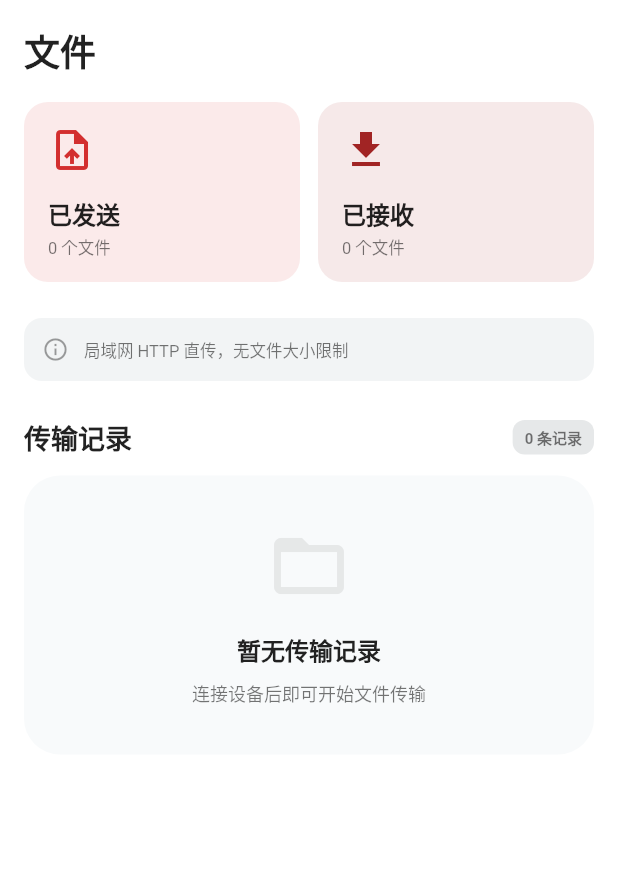
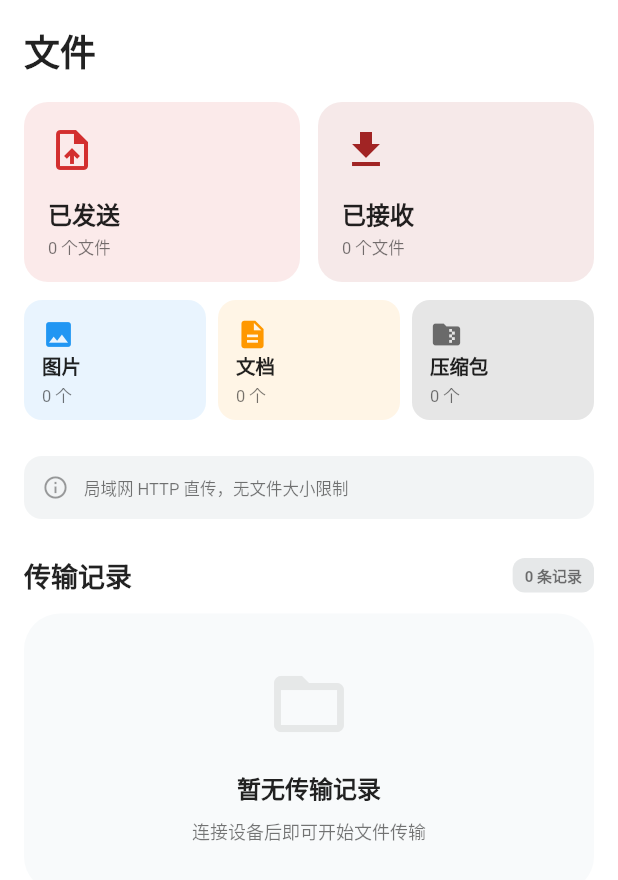
Before and after one commit to WeiErLiTeo/DuoShare, a Flutter app: the FilesPage screen opened directly, on a phone screen of 412 x 824 dp. Shown: the top 880 px of the screen. Run offline on Flutter 3.47's test engine with Material 3 defaults, Android fonts, the phone set to English and light mode, and no system bars; our stand-ins replace file_picker; missing offline and left inert: nsd; Roboto replaces fonts that are missing (Manrope).

```diff
--- a/lib/pages/files_page.dart
+++ b/lib/pages/files_page.dart
@@ -28,7 +28,7 @@ class FilesPage extends StatelessWidget {
           ),
           const SizedBox(height: 16),
 
-          // Category Grid
+          // 统计卡片
           Row(
             children: [
               Expanded(
@@ -48,6 +48,43 @@ class FilesPage extends StatelessWidget {
                   subtitle: '${fileRecords.where((f) => f.senderName != connection.localName).length} 个文件',
                   color: const Color(0xFFa12424),
                   height: 120,
+                ),
+              ),
+            ],
+          ),
+          const SizedBox(height: 12),
+          Row(
+            children: [
+              Expanded(
+                child: _buildCategoryCard(
+                  icon: Icons.image,
+                  title: '图片',
+                  subtitle: '${_countByType(fileRecords, _imageExts)} 个',
+                  color: Colors.blue,
+                  height: 80,
+                  isMinimal: true,
+                ),
+              ),
+              const SizedBox(width: 8),
+              Expanded(
+                child: _buildCategoryCard(
+                  icon: Icons.description,
+                  title: '文档',
+                  subtitle: '${_countByType(fileRecords, _docExts)} 个',
+                  color: Colors.orange,
+                  height: 80,
+                  isMinimal: true,
+                ),
+              ),
+              const SizedBox(width: 8),
+              Expanded(
+                child: _buildCategoryCard(
+                  icon: Icons.folder_zip,
+                  title: '压缩包',
+                  subtitle: '${_countByType(fileRecords, _archiveExts)} 个',
+                  color: Colors.black54,
+                  height: 80,
+                  isMinimal: true,
                 ),
               ),
             ],
@@ -309,32 +346,45 @@ class FilesPage extends StatelessWidget {
     return '${time.month}/${time.day}';
   }
 
+  // 文件类型分类
+  static const _imageExts = ['jpg', 'jpeg', 'png', 'gif', 'webp', 'bmp', 'svg'];
+  static const _docExts = ['pdf', 'doc', 'docx', 'xls', 'xlsx', 'ppt', 'pptx', 'txt', 'md'];
+  static const _archiveExts = ['zip', 'rar', '7z', 'tar', 'gz', 'bz2'];
+
+  int _countByType(List<FileRecord> records, List<String> exts) {
+    return records.where((r) {
+      final ext = r.fileName.split('.').last.toLowerCase();
+      return exts.contains(ext);
+    }).length;
+  }
+
   Widget _buildCategoryCard({
     required IconData icon,
     required String title,
     required String subtitle,
     required Color color,
     required double height,
+    bool isMinimal = false,
   }) {
     return Container(
       height: height,
-      padding: const EdgeInsets.all(16),
+      padding: EdgeInsets.all(isMinimal ? 12 : 16),
       decoration: BoxDecoration(
         color: color.withValues(alpha: 0.1),
-        borderRadius: BorderRadius.circular(16),
+        borderRadius: BorderRadius.circular(isMinimal ? 12 : 16),
       ),
       child: Column(
         crossAxisAlignment: CrossAxisAlignment.start,
         mainAxisAlignment: MainAxisAlignment.spaceBetween,
         children: [
-          Icon(icon, size: 32, color: color),
+          Icon(icon, size: isMinimal ? 22 : 32, color: color),
           Column(
             crossAxisAlignment: CrossAxisAlignment.start,
             children: [
               Text(title,
-                  style: const TextStyle(
+                  style: TextStyle(
                       fontWeight: FontWeight.bold,
-                      fontSize: 16,
+                      fontSize: isMinimal ? 13 : 16,
                       color: Colors.black87,
                       fontFamily: 'Manrope')),
               const SizedBox(height: 2),
--- a/pubspec.yaml
+++ b/pubspec.yaml
@@ -10,15 +10,11 @@ environment:
 dependencies:
   flutter:
     sdk: flutter
-  cupertino_icons: ^1.0.2
   nsd: ^5.0.1
-  shelf: ^1.4.2
-  shelf_router: ^1.1.4
   web_socket_channel: ^3.0.3
   permission_handler: ^12.0.1
   path_provider: ^2.1.5
   file_picker: ^11.0.2
-  flutter_local_notifications: ^21.0.0
   provider: ^6.1.5+1
 
 dev_dependencies:
```
Also changed, not shown: lib/pages/clipboard_page.dart (+95 -54 lines), pubspec.lock, 6 other files.
